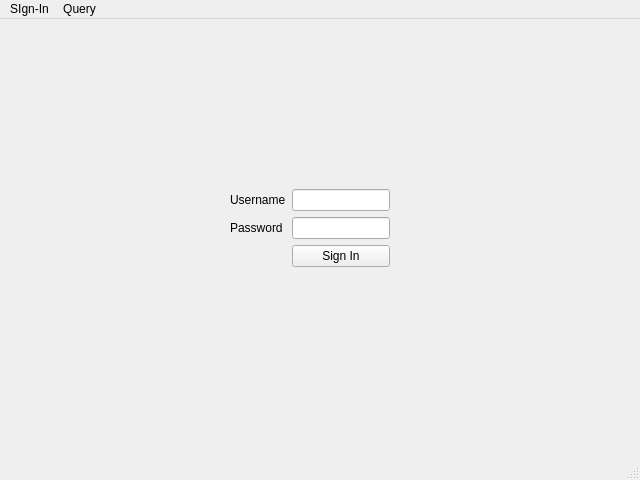
The window that test.ui (anthonyhungnguyen/redesigned-engine) describes before a commit, drawn with Qt 5.
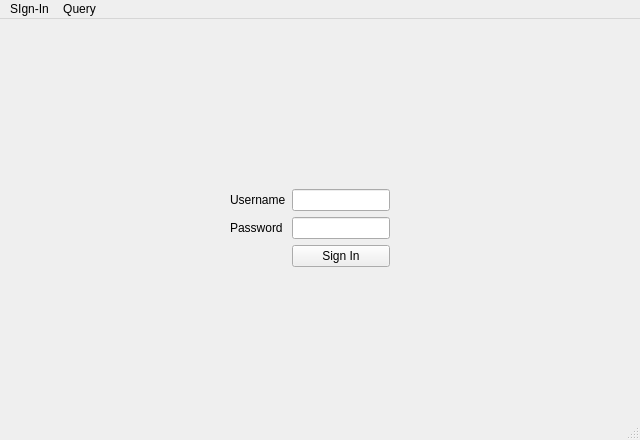
The same window after the commit.

```diff
--- a/test.ui
+++ b/test.ui
@@ -7,7 +7,7 @@
     <x>0</x>
     <y>0</y>
     <width>640</width>
-    <height>480</height>
+    <height>440</height>
    </rect>
   </property>
   <property name="windowTitle">
@@ -20,7 +20,7 @@
       <x>230</x>
       <y>170</y>
       <width>160</width>
-      <height>82</height>
+      <height>88</height>
      </rect>
     </property>
     <layout class="QFormLayout" name="formLayout">
```
Left out of the diff: 17 changed lines with no effect on the pictures.
